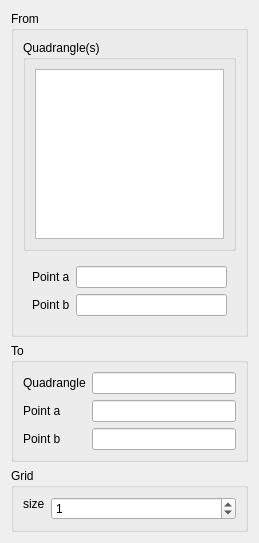
Old version of the form src/HEXABLOCKGUI/JoinQuad_QTD.ui in the repository SalomePlatform/hexablock.
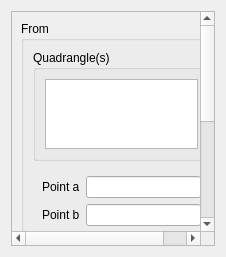
New version of the form.

Diff of the .ui file:
```diff
--- a/src/HEXABLOCKGUI/JoinQuad_QTD.ui
+++ b/src/HEXABLOCKGUI/JoinQuad_QTD.ui
@@ -6,8 +6,8 @@
    <rect>
     <x>0</x>
     <y>0</y>
-    <width>259</width>
-    <height>543</height>
+    <width>226</width>
+    <height>257</height>
    </rect>
   </property>
   <property name="windowTitle">
@@ -15,6 +15,21 @@
   </property>
   <layout class="QVBoxLayout" name="verticalLayout">
    <item>
+    <widget class="QScrollArea" name="scrollArea">
+     <property name="widgetResizable">
+      <bool>true</bool>
+     </property>
+     <widget class="QWidget" name="scrollAreaWidgetContents">
+      <property name="geometry">
+       <rect>
+        <x>0</x>
+        <y>0</y>
+        <width>212</width>
+        <height>427</height>
+       </rect>
+      </property>
+      <layout class="QVBoxLayout" name="verticalLayout_3">
+       <item>
     <widget class="QGroupBox" name="groupBox_8">
      <property name="sizePolicy">
       <sizepolicy hsizetype="Preferred" vsizetype="Preferred">
@@ -231,6 +246,9 @@
           <verstretch>0</verstretch>
          </sizepolicy>
         </property>
+            <property name="minimum">
+             <number>1</number>
+            </property>
         <property name="maximum">
          <number>1000000</number>
         </property>
@@ -240,6 +258,13 @@
        </widget>
       </item>
      </layout>
+        </widget>
+       </item>
+      </layout>
+      <zorder>groupBox_3</zorder>
+      <zorder>groupBox_8</zorder>
+      <zorder>groupBox</zorder>
+     </widget>
     </widget>
    </item>
   </layout>
```
Lines whose indentation alone changed are shown as unchanged.
